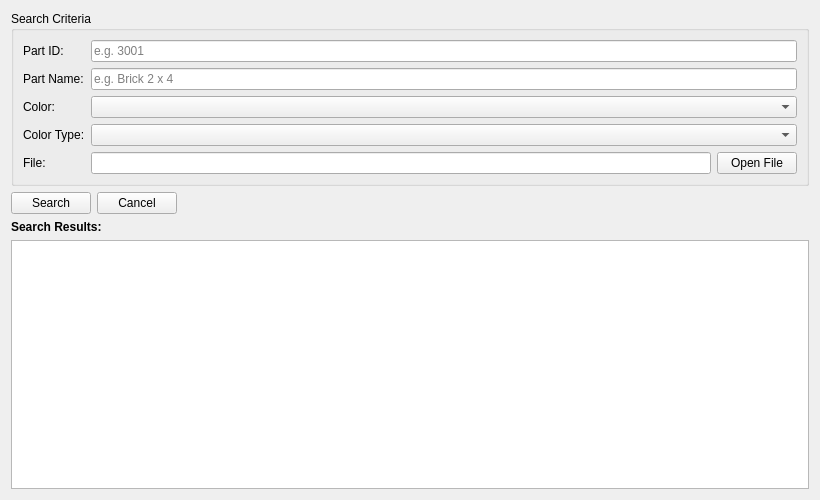
Syadon/BrickCollectionManager, file ui/searchManualWidget.ui: the form before one commit.
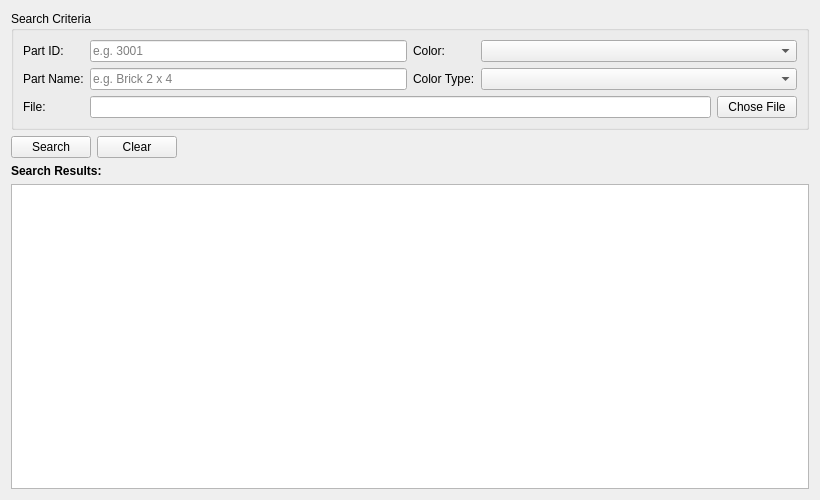
The form after the commit.

Commit message: Improved some elemets layout

```diff
--- a/ui/searchManualWidget.ui
+++ b/ui/searchManualWidget.ui
@@ -23,14 +23,7 @@
        </property>
        <layout class="QGridLayout" name="gridLayout">
         <item row="0" column="0">
-         <layout class="QFormLayout" name="formLayout">
-          <item row="0" column="0">
-           <widget class="QLabel" name="search_part_id_label">
-            <property name="text">
-             <string>Part ID:</string>
-            </property>
-           </widget>
-          </item>
+         <layout class="QGridLayout" name="gridLayout_2" columnstretch="0,2,0,2">
           <item row="0" column="1">
            <widget class="QLineEdit" name="search_part_id_edit">
             <property name="placeholderText">
@@ -38,21 +31,7 @@
             </property>
            </widget>
           </item>
-          <item row="1" column="0">
-           <widget class="QLabel" name="search_part_name_label">
-            <property name="text">
-             <string>Part Name:</string>
-            </property>
-           </widget>
-          </item>
-          <item row="1" column="1">
-           <widget class="QLineEdit" name="search_part_name_edit">
-            <property name="placeholderText">
-             <string>e.g. Brick 2 x 4</string>
-            </property>
-           </widget>
-          </item>
-          <item row="2" column="0">
+          <item row="0" column="2">
            <widget class="QLabel" name="search_color_label">
             <property name="sizePolicy">
              <sizepolicy hsizetype="Preferred" vsizetype="Preferred">
@@ -65,27 +44,48 @@
             </property>
            </widget>
           </item>
-          <item row="2" column="1">
+          <item row="1" column="0">
+           <widget class="QLabel" name="search_part_name_label">
+            <property name="text">
+             <string>Part Name:</string>
+            </property>
+           </widget>
+          </item>
+          <item row="0" column="0">
+           <widget class="QLabel" name="search_part_id_label">
+            <property name="text">
+             <string>Part ID:</string>
+            </property>
+           </widget>
+          </item>
+          <item row="1" column="1">
+           <widget class="QLineEdit" name="search_part_name_edit">
+            <property name="placeholderText">
+             <string>e.g. Brick 2 x 4</string>
+            </property>
+           </widget>
+          </item>
+          <item row="0" column="3">
            <widget class="QComboBox" name="search_color_combo"/>
           </item>
-          <item row="3" column="0">
+          <item row="1" column="2">
            <widget class="QLabel" name="search_color_type_label">
             <property name="text">
              <string>Color Type:</string>
             </property>
            </widget>
           </item>
-          <item row="3" column="1">
+          <item row="1" column="3">
            <widget class="QComboBox" name="search_color_type_combo"/>
           </item>
-          <item row="4" column="0">
+          <item row="2" column="0">
            <widget class="QLabel" name="fileLabel">
             <property name="text">
              <string>File:</string>
             </property>
            </widget>
           </item>
-          <item row="4" column="1">
+          <item row="2" column="1" colspan="3">
            <layout class="QHBoxLayout" name="fileLayout">
             <item>
              <widget class="QLineEdit" name="fileEdit">
@@ -100,7 +100,7 @@
             <item>
              <widget class="QPushButton" name="openFileButton">
               <property name="text">
-               <string>Open File</string>
+               <string>Chose File</string>
               </property>
              </widget>
             </item>
@@ -123,7 +123,7 @@
        <item>
         <widget class="QPushButton" name="search_clear_button">
          <property name="text">
-          <string>Cancel</string>
+          <string>Clear</string>
          </property>
         </widget>
        </item>
```
The commit also changes 5 other files.
